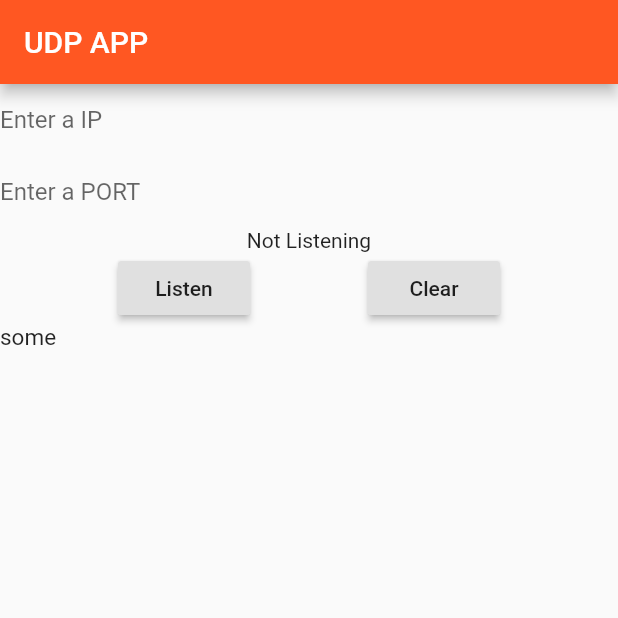
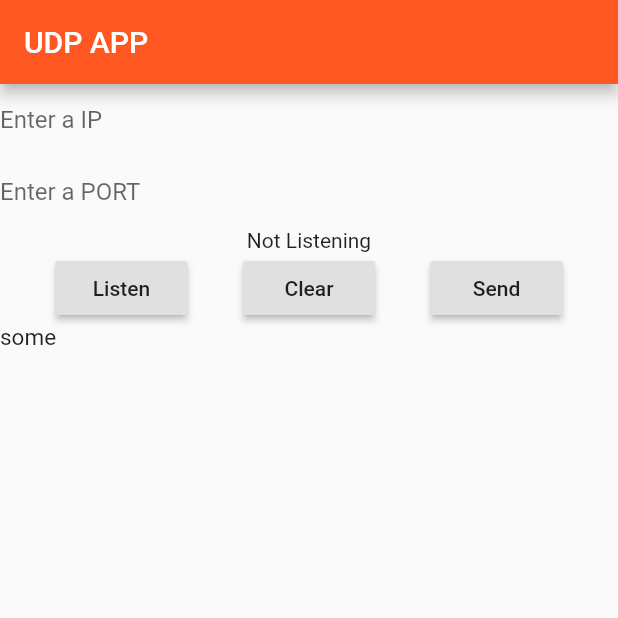
Before and after one commit to thegoliathgeek/UDP-Tester, a Flutter app: the screen it shows after launch, on a phone screen of 412 x 824 dp, the top half of it. Run offline on Flutter 3.47's test engine with Material 2 defaults, Android fonts, the phone set to English and light mode, and no system bars.

Commit message:
Send response

```diff
--- a/lib/main.dart
+++ b/lib/main.dart
@@ -68,7 +68,7 @@ class _MyApp extends State<MyApp> {
                             data.add(new String.fromCharCodes(d.data).trim());
                           });
                           String message =
-                          new String.fromCharCodes(d.data).trim();
+                              new String.fromCharCodes(d.data).trim();
                           print(
                               'Datagram from ${d.address.address}:${d.port}: $message');
                           socket.send('Got message'.codeUnits,
@@ -83,6 +83,15 @@ class _MyApp extends State<MyApp> {
                   onPressed: () {
                     setState(() {
                       data.clear();
+                    });
+                  },
+                ),
+                RaisedButton(
+                  child: Text('Send'),
+                  onPressed: () {
+                    RawDatagramSocket.bind(ob.address, ob.port).then((RawDatagramSocket socket){
+                      socket.send('Something'.codeUnits, ob.address, ob.port);
+                      socket.close();
                     });
                   },
                 )
```
